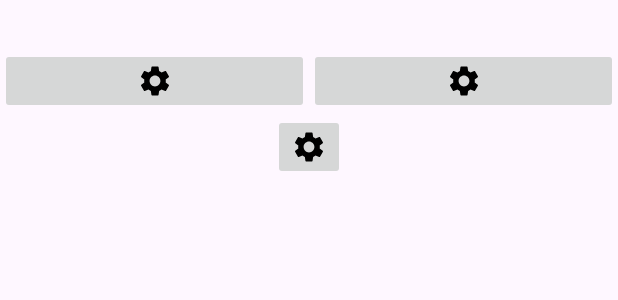
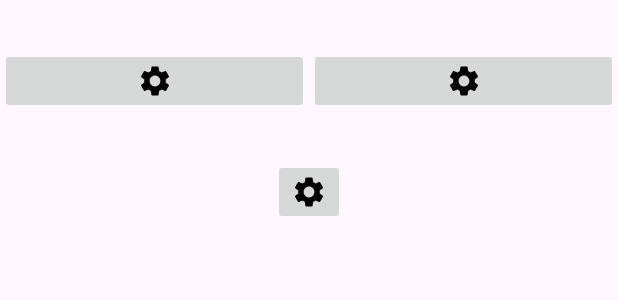
Before and after one commit to eventosPMDC/AppCaixa, an Android app: the layout menu_ferramentas.xml on its own in the app's theme, with its tools: preview values and no code run, on a phone screen of 412 x 824 dp. Shown: the top 300 px of the screen. Run offline under Robolectric (Android 15) with nearby library versions, the phone set to English and light mode, and no system bars.

Commit message:
Subindo o projeoto pela primeira vez!

```diff
--- a/app/build.gradle.kts
+++ b/app/build.gradle.kts
@@ -9,7 +9,7 @@
 
     defaultConfig {
         applicationId = "com.pmdceventos"
-        minSdk = 24
+        minSdk = 29
         targetSdk = 34
         versionCode = 1
         versionName = "1.0"
--- a/app/src/main/AndroidManifest.xml
+++ b/app/src/main/AndroidManifest.xml
@@ -2,7 +2,7 @@
 <manifest xmlns:android="http://schemas.android.com/apk/res/android"
     xmlns:tools="http://schemas.android.com/tools">
 
-    <uses-permission android:name="android.permission.READ_PHONE_STATE"/>
+    <uses-permission android:name="android.permission.READ_PHONE_STATE" />
 
     <application
         android:allowBackup="true"
@@ -15,6 +15,9 @@
         android:theme="@style/Theme.PMDCEventos"
         tools:targetApi="31">
         <activity
+            android:name=".configCx"
+            android:exported="false" />
+        <activity
             android:name=".MainActivity"
             android:exported="true">
             <intent-filter>
--- a/app/src/main/res/drawable/configuracao_24.xml
+++ b/app/src/main/res/drawable/configuracao_24.xml
@@ -1,5 +1,7 @@
-<vector android:height="24dp" android:tint="#000000"
+<vector xmlns:tools="http://schemas.android.com/tools"
+    android:height="24dp" android:tint="#000000"
     android:viewportHeight="24" android:viewportWidth="24"
     android:width="24dp" xmlns:android="http://schemas.android.com/apk/res/android">
-    <path android:fillColor="@android:color/white" android:pathData="M19.14,12.94c0.04,-0.3 0.06,-0.61 0.06,-0.94c0,-0.32 -0.02,-0.64 -0.07,-0.94l2.03,-1.58c0.18,-0.14 0.23,-0.41 0.12,-0.61l-1.92,-3.32c-0.12,-0.22 -0.37,-0.29 -0.59,-0.22l-2.39,0.96c-0.5,-0.38 -1.03,-0.7 -1.62,-0.94L14.4,2.81c-0.04,-0.24 -0.24,-0.41 -0.48,-0.41h-3.84c-0.24,0 -0.43,0.17 -0.47,0.41L9.25,5.35C8.66,5.59 8.12,5.92 7.63,6.29L5.24,5.33c-0.22,-0.08 -0.47,0 -0.59,0.22L2.74,8.87C2.62,9.08 2.66,9.34 2.86,9.48l2.03,1.58C4.84,11.36 4.8,11.69 4.8,12s0.02,0.64 0.07,0.94l-2.03,1.58c-0.18,0.14 -0.23,0.41 -0.12,0.61l1.92,3.32c0.12,0.22 0.37,0.29 0.59,0.22l2.39,-0.96c0.5,0.38 1.03,0.7 1.62,0.94l0.36,2.54c0.05,0.24 0.24,0.41 0.48,0.41h3.84c0.24,0 0.44,-0.17 0.47,-0.41l0.36,-2.54c0.59,-0.24 1.13,-0.56 1.62,-0.94l2.39,0.96c0.22,0.08 0.47,0 0.59,-0.22l1.92,-3.32c0.12,-0.22 0.07,-0.47 -0.12,-0.61L19.14,12.94zM12,15.6c-1.98,0 -3.6,-1.62 -3.6,-3.6s1.62,-3.6 3.6,-3.6s3.6,1.62 3.6,3.6S13.98,15.6 12,15.6z"/>
+    <path android:fillColor="@android:color/white" android:pathData="M19.14,12.94c0.04,-0.3 0.06,-0.61 0.06,-0.94c0,-0.32 -0.02,-0.64 -0.07,-0.94l2.03,-1.58c0.18,-0.14 0.23,-0.41 0.12,-0.61l-1.92,-3.32c-0.12,-0.22 -0.37,-0.29 -0.59,-0.22l-2.39,0.96c-0.5,-0.38 -1.03,-0.7 -1.62,-0.94L14.4,2.81c-0.04,-0.24 -0.24,-0.41 -0.48,-0.41h-3.84c-0.24,0 -0.43,0.17 -0.47,0.41L9.25,5.35C8.66,5.59 8.12,5.92 7.63,6.29L5.24,5.33c-0.22,-0.08 -0.47,0 -0.59,0.22L2.74,8.87C2.62,9.08 2.66,9.34 2.86,9.48l2.03,1.58C4.84,11.36 4.8,11.69 4.8,12s0.02,0.64 0.07,0.94l-2.03,1.58c-0.18,0.14 -0.23,0.41 -0.12,0.61l1.92,3.32c0.12,0.22 0.37,0.29 0.59,0.22l2.39,-0.96c0.5,0.38 1.03,0.7 1.62,0.94l0.36,2.54c0.05,0.24 0.24,0.41 0.48,0.41h3.84c0.24,0 0.44,-0.17 0.47,-0.41l0.36,-2.54c0.59,-0.24 1.13,-0.56 1.62,-0.94l2.39,0.96c0.22,0.08 0.47,0 0.59,-0.22l1.92,-3.32c0.12,-0.22 0.07,-0.47 -0.12,-0.61L19.14,12.94zM12,15.6c-1.98,0 -3.6,-1.62 -3.6,-3.6s1.62,-3.6 3.6,-3.6s3.6,1.62 3.6,3.6S13.98,15.6 12,15.6z"
+        tools:ignore="VectorPath" />
 </vector>
--- a/app/src/main/res/layout/menu_ferramentas.xml
+++ b/app/src/main/res/layout/menu_ferramentas.xml
@@ -1,6 +1,7 @@
 <?xml version="1.0" encoding="utf-8"?>
 <RelativeLayout
     xmlns:android="http://schemas.android.com/apk/res/android"
+    xmlns:tools="http://schemas.android.com/tools"
     android:layout_width="match_parent"
     android:layout_height="match_parent">
 
@@ -13,26 +14,33 @@
         android:orientation="horizontal">
 
         <ImageButton
-            android:layout_width="0dp"
-            android:layout_weight="1"
-            android:layout_height="wrap_content"
-            android:src="@drawable/configuracao_24" />
-
-        <ImageButton
+            android:id="@+id/ibtn_abrecx"
             android:layout_width="0dp"
             android:layout_height="wrap_content"
             android:layout_weight="1"
+            android:contentDescription="Clique aqui para abrir o Caixa."
+            android:src="@drawable/configuracao_24"
+            tools:ignore="TouchTargetSizeCheck" />
+
+        <ImageButton
+            android:id="@+id/ibtn_fechacx"
+            android:layout_width="0dp"
+            android:layout_height="wrap_content"
+            android:layout_weight="1"
+            android:contentDescription="Clique aqui para fechar o Caixa."
             android:src="@drawable/configuracao_24" />
     </LinearLayout>
 
     <ImageButton
+        android:id="@+id/ibtn_configcx"
         android:layout_width="wrap_content"
         android:layout_height="wrap_content"
-        android:layout_weight="1"
-        android:src="@drawable/configuracao_24"
         android:layout_below="@id/acoescaixa"
         android:layout_centerInParent="true"
-        />
+        android:layout_weight="1"
+        android:layout_marginTop="30dp"
+        android:contentDescription="Clique aqui para as configurações do Caixa"
+        android:src="@drawable/configuracao_24" />
 
 
 </RelativeLayout>
```
Also changed, not shown: app/src/main/java/com/pmdceventos/MainActivity.kt (+17 -3 lines), app/src/main/java/com/pmdceventos/configCx.kt (added, +11 -0 lines), app/src/main/res/layout/activity_config_cx.xml (added, +9 -0 lines), app/src/main/res/layout/activity_main.xml (+7 -0 lines).
